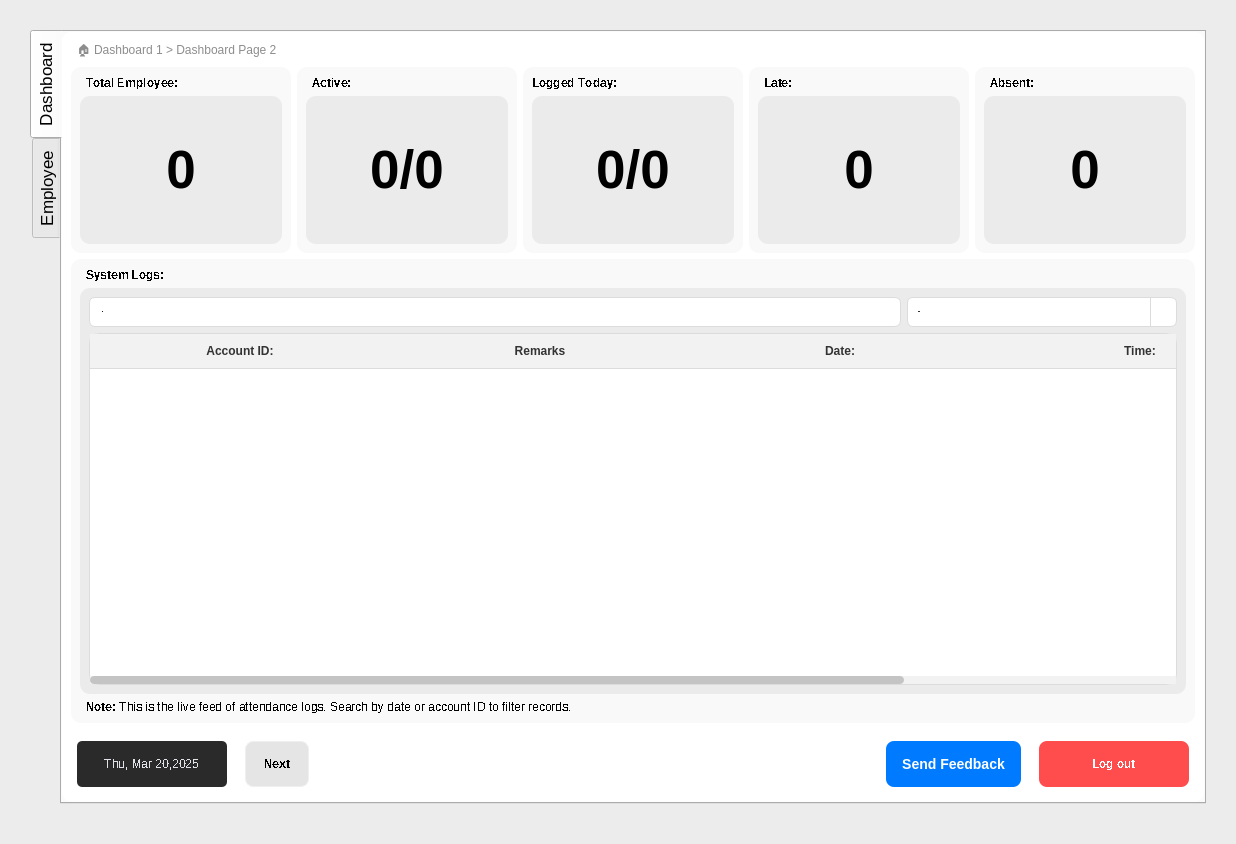
maeven-tapa/cpet8_group8_workspace, file EALS UI/v0.7/ui/hr.ui: the form before one commit.
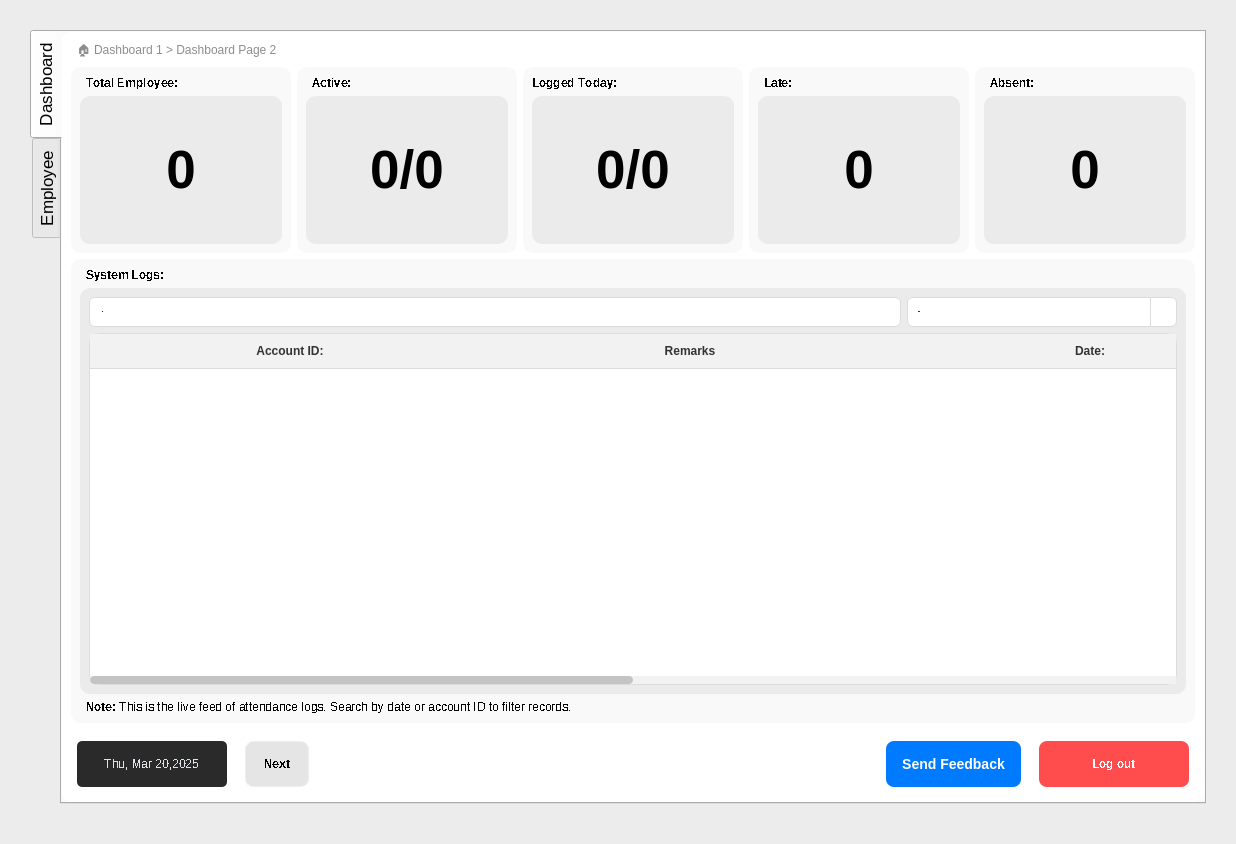
The form after the commit. The open tabs and pages were chosen to show the change. Icons and pictures are not drawn.

Commit message: Add shift and overtime labels to HR dashboard; update UI layout properties

```diff
--- a/EALS UI/v0.7/ui/hr.ui
+++ b/EALS UI/v0.7/ui/hr.ui
@@ -1017,7 +1017,7 @@
 </string>
                       </property>
                       <attribute name="horizontalHeaderDefaultSectionSize">
-                       <number>300</number>
+                       <number>400</number>
                       </attribute>
                       <attribute name="horizontalHeaderStretchLastSection">
                        <bool>true</bool>
```
Left out of the diff: 4 changed lines with no effect on the pictures. The commit also changes 1 other file.
